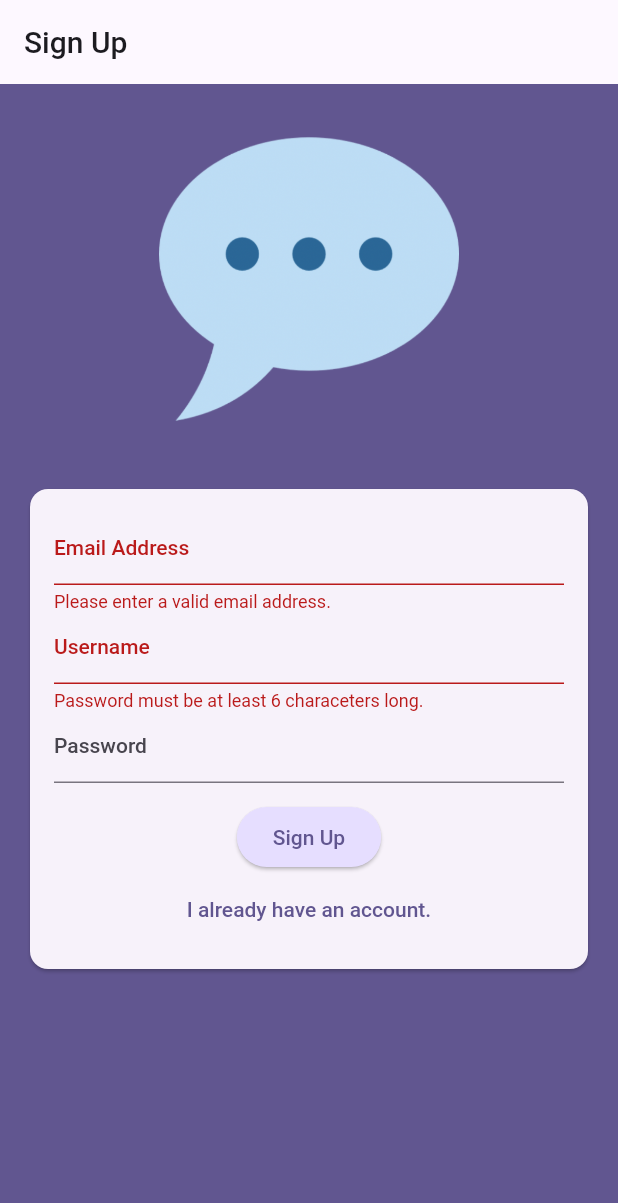
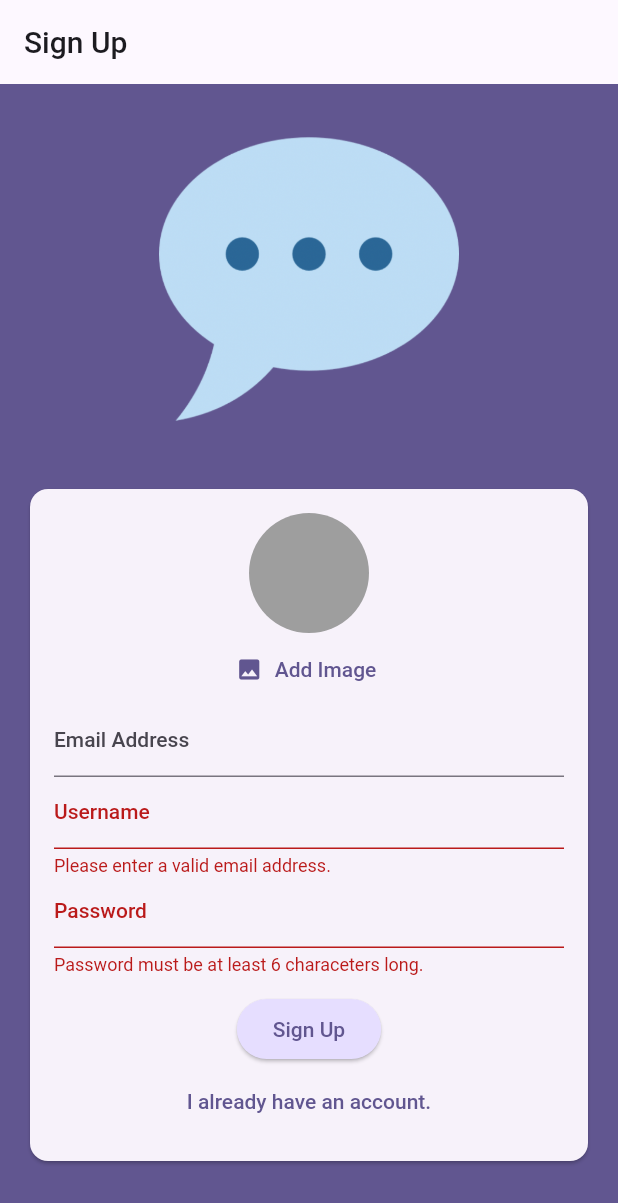
Before and after one commit to seadynamic8/chat_app2_supabase, a Flutter app: the screen it shows after launch, after a tap on "Login", after a tap on "Create an account.", on a phone screen of 412 x 824 dp. Shown: the top 1203 px of the screen. Run offline on Flutter 3.47's test engine with Material 2 defaults, Android fonts, the phone set to English and light mode, and no system bars; our stand-ins replace supabase_flutter; accounts and stored records are empty.

Commit message:
feat: added initial image picker widget to login authscreen form

```diff
--- a/lib/screens/auth.dart
+++ b/lib/screens/auth.dart
@@ -1,3 +1,4 @@
+import 'package:chat_app2_supabase/widgets/user_image_picker.dart';
 import 'package:flutter/material.dart';
 import 'package:supabase_flutter/supabase_flutter.dart';
 
@@ -80,6 +81,7 @@ class _AuthScreenState extends State<AuthScreen> {
                   key: _form,
                   child: Column(
                     children: [
+                      if (!_isLogin) const UserImagePicker(),
                       TextFormField(
                         decoration:
                             const InputDecoration(labelText: 'Email Address'),
--- /dev/null
+++ b/lib/widgets/user_image_picker.dart
@@ -0,0 +1,22 @@
+import 'package:flutter/material.dart';
+
+class UserImagePicker extends StatelessWidget {
+  const UserImagePicker({super.key});
+
+  @override
+  Widget build(BuildContext context) {
+    return Column(
+      children: [
+        const CircleAvatar(
+          backgroundColor: Colors.grey,
+          radius: 40,
+        ),
+        TextButton.icon(
+          onPressed: () {},
+          icon: const Icon(Icons.image),
+          label: const Text('Add Image'),
+        ),
+      ],
+    );
+  }
+}
```
